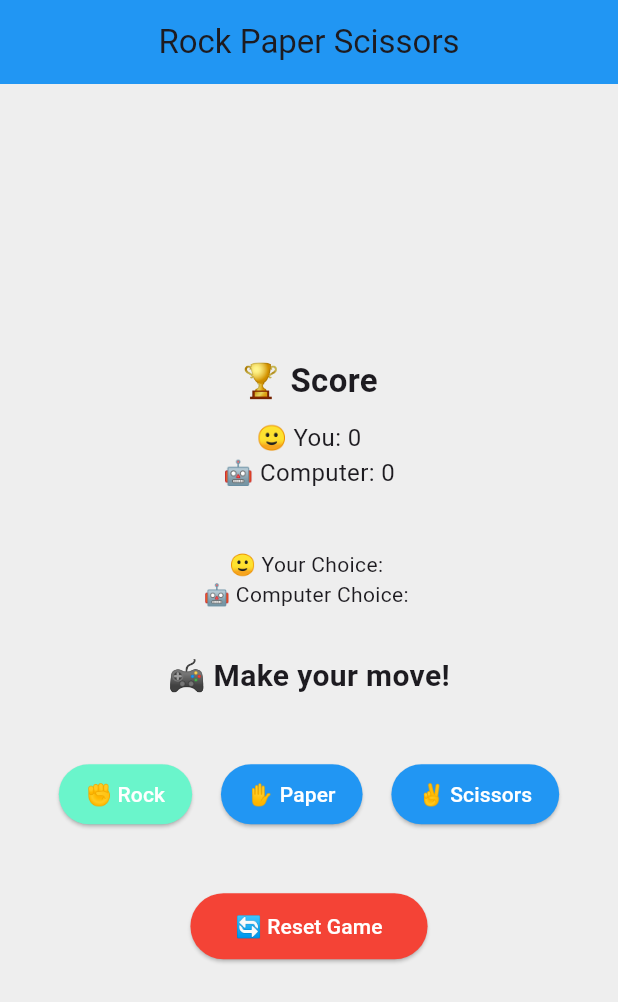
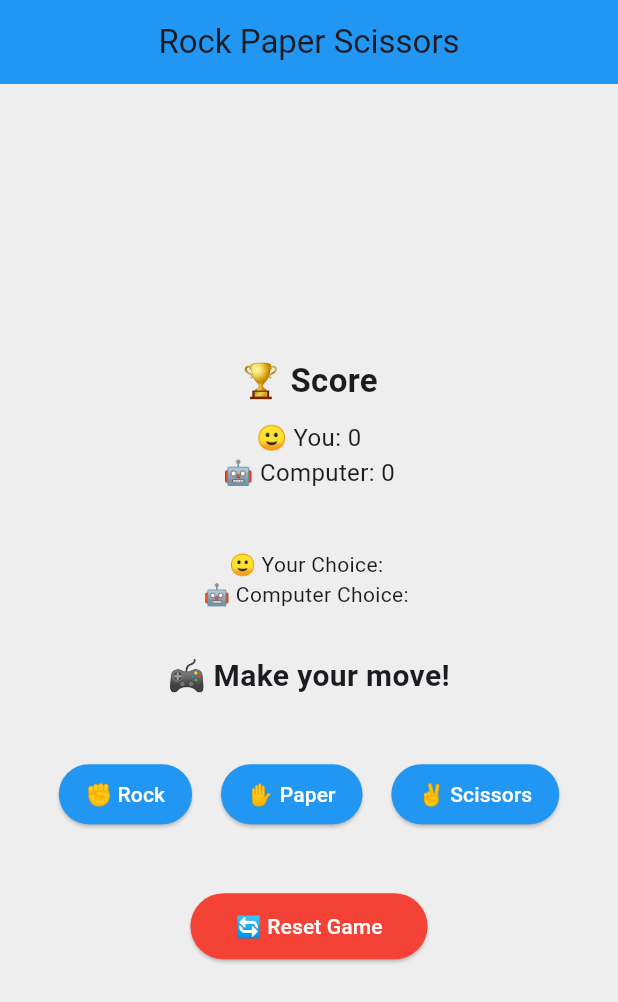
Before and after one commit to KTharushi11/rps_game, a Flutter app: the screen it shows after launch, on a phone screen of 412 x 824 dp. Shown: the top 1002 px of the screen. Run offline on Flutter 3.47's test engine with Material 3 defaults, Android fonts, the phone set to English and light mode, and no system bars; our stand-ins replace device_preview.

Commit message:
Update main.dart

```diff
--- a/lib/main.dart
+++ b/lib/main.dart
@@ -144,7 +144,7 @@ class _RockPaperScissorsState extends State<RockPaperScissors> {
                 children: [
                   ElevatedButton(
                     style: ElevatedButton.styleFrom(
-                      backgroundColor: const Color.fromARGB(255, 106, 245, 203),
+                      backgroundColor: Colors.blue,
                       foregroundColor: Colors.white,
                       padding: const EdgeInsets.symmetric(
                         horizontal: 18,
```
